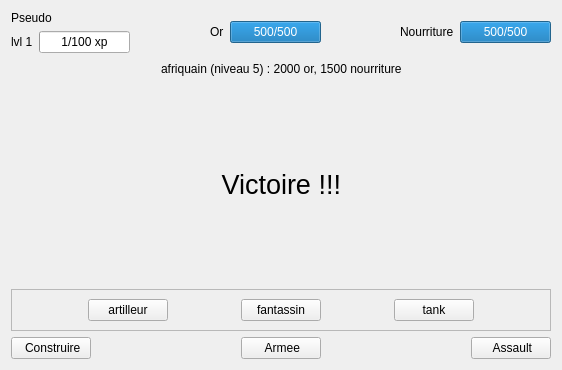
Old version of the form gui/mainwindow.ui in the repository theDude29/world_of_colonies.
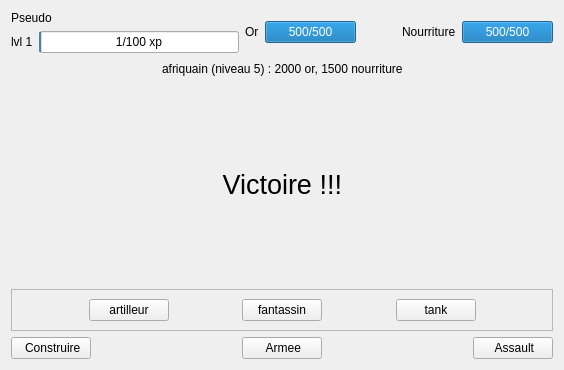
New version of the form.

```diff
--- a/gui/mainwindow.ui
+++ b/gui/mainwindow.ui
@@ -36,6 +36,12 @@
          </item>
          <item>
           <widget class="QProgressBar" name="progressBar_niveau">
+           <property name="minimumSize">
+            <size>
+             <width>200</width>
+             <height>0</height>
+            </size>
+           </property>
            <property name="value">
             <number>1</number>
            </property>
```
